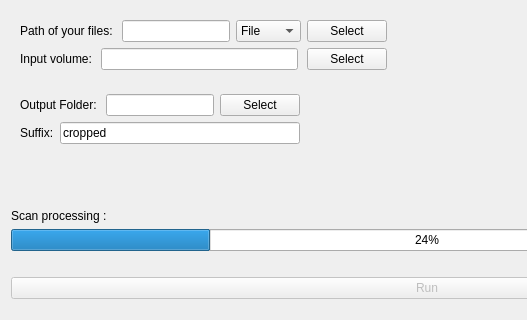
Qt form AutoCrop3D/Crop_Volumes_UI/Resources/UI/AutoCrop3D.ui (DCBIA-OrthoLab/SlicerAutomatedDentalTools) before a commit; both pictures show x 0 to 527 and y 0 to 320 of the 854 by 899 pixel window.
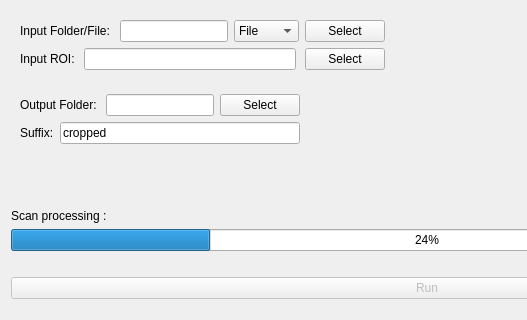
The same form after that commit. Custom widgets are drawn as their Qt base class.

Patch:
```diff
--- a/AutoCrop3D/Crop_Volumes_UI/Resources/UI/AutoCrop3D.ui
+++ b/AutoCrop3D/Crop_Volumes_UI/Resources/UI/AutoCrop3D.ui
@@ -24,7 +24,7 @@
           <item>
            <widget class="QLabel" name="label">
             <property name="text">
-             <string>Path of your files: </string>
+             <string>Input Folder/File: </string>
             </property>
            </widget>
           </item>
@@ -66,7 +66,7 @@
           <item>
            <widget class="QLabel" name="label_3">
             <property name="text">
-             <string>Input volume:</string>
+             <string>Input ROI:</string>
             </property>
            </widget>
           </item>
```
